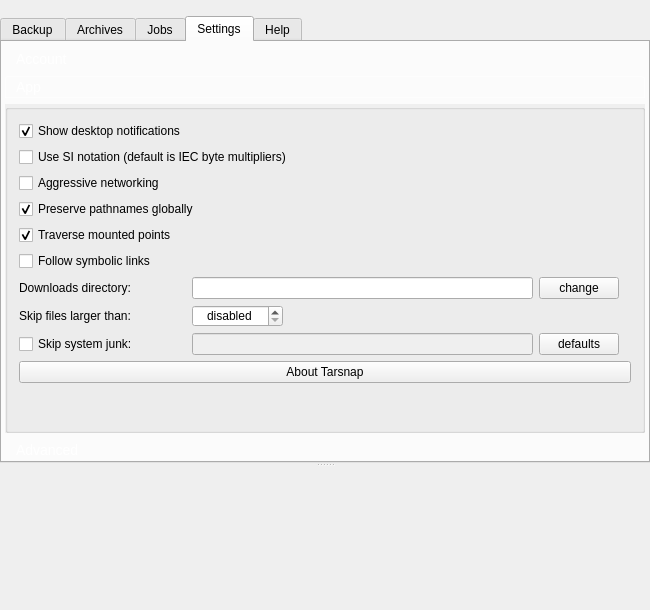
Tarsnap/tarsnap-gui, file forms/mainwindow.ui: the form before one commit.
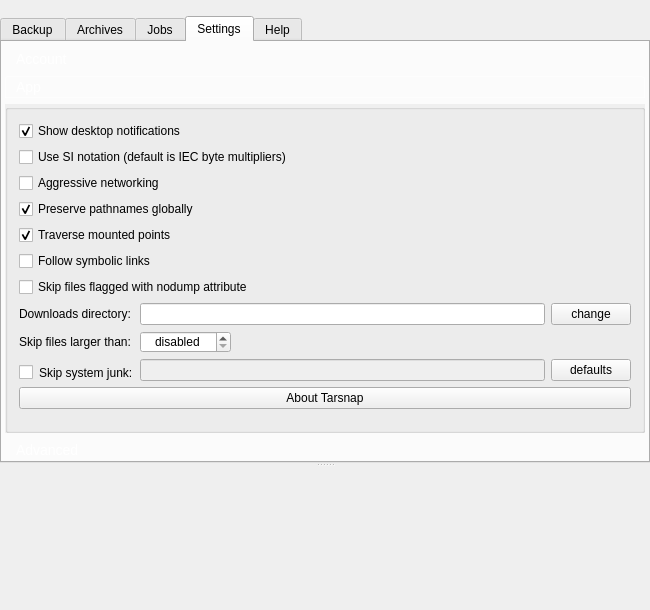
The form after the commit. The open tabs and pages were chosen to show the change. Icons and pictures are not drawn. Custom widgets are drawn as their Qt base class.

Commit message:
Implement nodump global setting using cli --no-dump.
When enabled, files flagged as nodump in the file system will be skipped.

The edit to the form file:
```diff
--- a/forms/mainwindow.ui
+++ b/forms/mainwindow.ui
@@ -1458,37 +1458,18 @@
                  <property name="title">
                   <string/>
                  </property>
-                 <layout class="QGridLayout" name="gridLayout">
-                  <item row="6" column="0" colspan="5">
-                   <widget class="QCheckBox" name="traverseMountCheckBox">
-                    <property name="toolTip">
-                     <string>Cross mount points when creating archives</string>
-                    </property>
+                 <layout class="QVBoxLayout" name="verticalLayout_14">
+                  <item>
+                   <widget class="QCheckBox" name="notificationsCheckBox">
                     <property name="text">
-                     <string>Traverse mounted points</string>
+                     <string>Show desktop notifications</string>
                     </property>
                     <property name="checked">
                      <bool>true</bool>
                     </property>
                    </widget>
                   </item>
-                  <item row="12" column="0">
-                   <widget class="QCheckBox" name="skipSystemJunkCheckBox">
-                    <property name="sizePolicy">
-                     <sizepolicy hsizetype="Preferred" vsizetype="Fixed">
-                      <horstretch>0</horstretch>
-                      <verstretch>0</verstretch>
-                     </sizepolicy>
-                    </property>
-                    <property name="toolTip">
-                     <string>Tarsnap will skip these files globally for backups</string>
-                    </property>
-                    <property name="text">
-                     <string>Skip system junk:</string>
-                    </property>
-                   </widget>
-                  </item>
-                  <item row="3" column="0" colspan="5">
+                  <item>
                    <widget class="QCheckBox" name="siPrefixesCheckBox">
                     <property name="toolTip">
                      <string>SI notation implies byte prefixes using base 10 whereas the IEC standard is based on base 2</string>
@@ -1498,23 +1479,109 @@
                     </property>
                    </widget>
                   </item>
-                  <item row="12" column="2">
-                   <widget class="QPushButton" name="skipSystemDefaultsButton">
+                  <item>
+                   <widget class="QCheckBox" name="aggressiveNetworkingCheckBox">
+                    <property name="toolTip">
+                     <string>Use multiple TCP connections to send data to the Tarsnap server</string>
+                    </property>
+                    <property name="text">
+                     <string>Aggressive networking</string>
+                    </property>
+                   </widget>
+                  </item>
+                  <item>
+                   <widget class="QCheckBox" name="preservePathsCheckBox">
+                    <property name="toolTip">
+                     <string>Preseve absolute pathnames by not removing leading slashes</string>
+                    </property>
+                    <property name="text">
+                     <string>Preserve pathnames globally</string>
+                    </property>
+                    <property name="checked">
+                     <bool>true</bool>
+                    </property>
+                   </widget>
+                  </item>
+                  <item>
+                   <widget class="QCheckBox" name="traverseMountCheckBox">
+                    <property name="toolTip">
+                     <string>Cross mount points when creating archives</string>
+                    </property>
+                    <property name="text">
+                     <string>Traverse mounted points</string>
+                    </property>
+                    <property name="checked">
+                     <bool>true</bool>
+                    </property>
+                   </widget>
+                  </item>
+                  <item>
+                   <widget class="QCheckBox" name="followSymLinksCheckBox">
+                    <property name="toolTip">
+                     <string>If checked all symbolic links will be followed when creating an archive</string>
+                    </property>
+                    <property name="text">
+                     <string>Follow symbolic links</string>
+                    </property>
+                   </widget>
+                  </item>
+                  <item>
+                   <widget class="QCheckBox" name="skipNoDumpCheckBox">
+                    <property name="toolTip">
+                     <string>Some filesystems support this</string>
+                    </property>
+                    <property name="text">
+                     <string>Skip files flagged with nodump attribute</string>
+                    </property>
+                   </widget>
+                  </item>
+                  <item>
+                   <layout class="QFormLayout" name="formLayout_4">
+                    <property name="fieldGrowthPolicy">
+                     <enum>QFormLayout::ExpandingFieldsGrow</enum>
+                    </property>
+                    <item row="0" column="0">
+                     <widget class="QLabel" name="downloadsDirLabel">
+                      <property name="text">
+                       <string>Downloads directory:</string>
+                      </property>
+                     </widget>
+                    </item>
+                    <item row="0" column="1">
+                     <layout class="QHBoxLayout" name="horizontalLayout_10">
+                      <item>
+                       <widget class="QLineEdit" name="downloadsDirLineEdit">
+                        <property name="sizePolicy">
+                         <sizepolicy hsizetype="Expanding" vsizetype="Fixed">
+                          <horstretch>0</horstretch>
+                          <verstretch>0</verstretch>
+                         </sizepolicy>
+                        </property>
+                       </widget>
+                      </item>
+                      <item>
+                       <widget class="QPushButton" name="downloadsDirBrowseButton">
                     <property name="sizePolicy">
                      <sizepolicy hsizetype="Fixed" vsizetype="Fixed">
                       <horstretch>0</horstretch>
                       <verstretch>0</verstretch>
                      </sizepolicy>
                     </property>
-                    <property name="toolTip">
-                     <string>Fill with default system junk patterns</string>
-                    </property>
+                        <property name="text">
+                         <string>change</string>
+                        </property>
+                       </widget>
+                      </item>
+                     </layout>
+                    </item>
+                    <item row="1" column="0">
+                     <widget class="QLabel" name="label_3">
                     <property name="text">
-                     <string>defaults</string>
+                       <string>Skip files larger than:</string>
                     </property>
                    </widget>
                   </item>
-                  <item row="11" column="1">
+                    <item row="1" column="1">
                    <widget class="QSpinBox" name="skipFilesSizeSpinBox">
                     <property name="enabled">
                      <bool>true</bool>
@@ -1554,33 +1621,37 @@
                     </property>
                    </widget>
                   </item>
-                  <item row="12" column="1">
+                    <item row="2" column="1">
+                     <layout class="QHBoxLayout" name="horizontalLayout_13">
+                      <item>
                    <widget class="QLineEdit" name="skipSystemLineEdit">
                     <property name="enabled">
                      <bool>false</bool>
                     </property>
-                    <property name="sizePolicy">
-                     <sizepolicy hsizetype="Expanding" vsizetype="Fixed">
-                      <horstretch>0</horstretch>
-                      <verstretch>0</verstretch>
-                     </sizepolicy>
-                    </property>
                     <property name="toolTip">
                      <string>Can use shell globbing patterns. The list is colon separated.</string>
                     </property>
                    </widget>
                   </item>
-                  <item row="0" column="0">
-                   <widget class="QCheckBox" name="notificationsCheckBox">
+                      <item>
+                       <widget class="QPushButton" name="skipSystemDefaultsButton">
+                        <property name="sizePolicy">
+                         <sizepolicy hsizetype="Fixed" vsizetype="Fixed">
+                          <horstretch>0</horstretch>
+                          <verstretch>0</verstretch>
+                         </sizepolicy>
+                        </property>
+                        <property name="toolTip">
+                         <string>Fill with default system junk patterns</string>
+                        </property>
                     <property name="text">
-                     <string>Show desktop notifications</string>
-                    </property>
-                    <property name="checked">
-                     <bool>true</bool>
+                         <string>defaults</string>
                     </property>
                    </widget>
                   </item>
-                  <item row="14" column="0" colspan="5">
+                     </layout>
+                    </item>
+                    <item row="3" column="0" colspan="2">
                    <widget class="QPushButton" name="aboutButton">
                     <property name="sizePolicy">
                      <sizepolicy hsizetype="Expanding" vsizetype="Fixed">
@@ -1593,66 +1664,26 @@
                     </property>
                    </widget>
                   </item>
-                  <item row="8" column="2">
-                   <widget class="QPushButton" name="downloadsDirBrowseButton">
-                    <property name="sizePolicy">
-                     <sizepolicy hsizetype="Fixed" vsizetype="Fixed">
-                      <horstretch>0</horstretch>
-                      <verstretch>0</verstretch>
-                     </sizepolicy>
-                    </property>
-                    <property name="text">
-                     <string>change</string>
-                    </property>
-                   </widget>
-                  </item>
-                  <item row="8" column="1">
-                   <widget class="QLineEdit" name="downloadsDirLineEdit">
-                    <property name="sizePolicy">
-                     <sizepolicy hsizetype="Expanding" vsizetype="Fixed">
-                      <horstretch>0</horstretch>
-                      <verstretch>0</verstretch>
-                     </sizepolicy>
-                    </property>
-                   </widget>
-                  </item>
-                  <item row="8" column="0">
-                   <widget class="QLabel" name="downloadsDirLabel">
-                    <property name="sizePolicy">
-                     <sizepolicy hsizetype="Preferred" vsizetype="Preferred">
-                      <horstretch>0</horstretch>
-                      <verstretch>0</verstretch>
-                     </sizepolicy>
-                    </property>
-                    <property name="text">
-                     <string>Downloads directory:</string>
-                    </property>
-                   </widget>
-                  </item>
-                  <item row="5" column="0" colspan="5">
-                   <widget class="QCheckBox" name="preservePathsCheckBox">
+                    <item row="2" column="0">
+                     <widget class="QCheckBox" name="skipSystemJunkCheckBox">
                     <property name="toolTip">
-                     <string>Preseve absolute pathnames by not removing leading slashes</string>
-                    </property>
-                    <property name="text">
-                     <string>Preserve pathnames globally</string>
-                    </property>
-                    <property name="checked">
-                     <bool>true</bool>
-                    </property>
-                   </widget>
-                  </item>
-                  <item row="7" column="0" colspan="5">
-                   <widget class="QCheckBox" name="followSymLinksCheckBox">
-                    <property name="toolTip">
-                     <string>If checked all symbolic links will be followed when creating an archive</string>
-                    </property>
+                       <string>Tarsnap will skip these files globally for backups</string>
+                      </property>
+                      <property name="styleSheet">
+                       <string notr="true">#skipSystemJunkCheckBox
+{
+margin-top: 6px;
+border: 0;
+}</string>
+                      </property>
                     <property name="text">
-                     <string>Follow symbolic links</string>
+                       <string>Skip system junk:</string>
                     </property>
                    </widget>
                   </item>
-                  <item row="15" column="0" colspan="4">
+                   </layout>
+                  </item>
+                  <item>
                    <spacer name="verticalSpacer">
                     <property name="orientation">
                      <enum>Qt::Vertical</enum>
@@ -1665,29 +1696,6 @@
                     </property>
                    </spacer>
                   </item>
-                  <item row="4" column="0" colspan="5">
-                   <widget class="QCheckBox" name="aggressiveNetworkingCheckBox">
-                    <property name="toolTip">
-                     <string>Use multiple TCP connections to send data to the Tarsnap server</string>
-                    </property>
-                    <property name="text">
-                     <string>Aggressive networking</string>
-                    </property>
-                   </widget>
-                  </item>
-                  <item row="11" column="0">
-                   <widget class="QLabel" name="label_3">
-                    <property name="sizePolicy">
-                     <sizepolicy hsizetype="Preferred" vsizetype="Preferred">
-                      <horstretch>0</horstretch>
-                      <verstretch>0</verstretch>
-                     </sizepolicy>
-                    </property>
-                    <property name="text">
-                     <string>Skip files larger than:</string>
-                    </property>
-                   </widget>
-                  </item>
                  </layout>
                 </widget>
                </item>
```
Left out of the diff: 4 changed lines with no effect on the pictures. Lines whose indentation alone changed are shown as unchanged. The commit also changes 4 other files.
